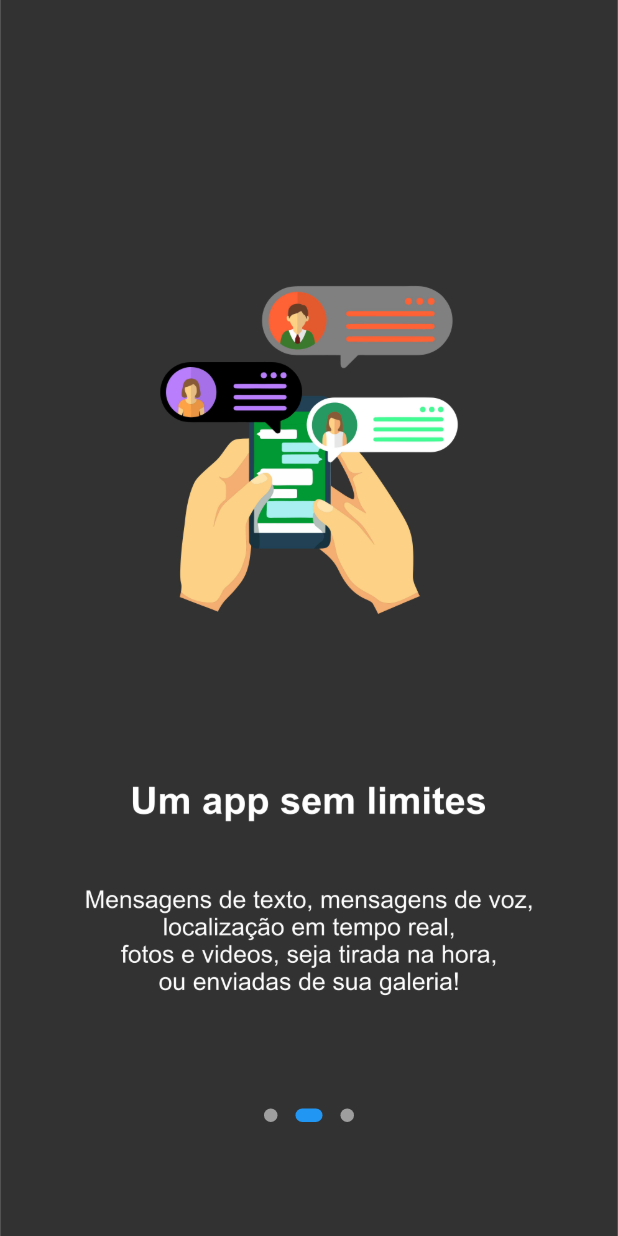
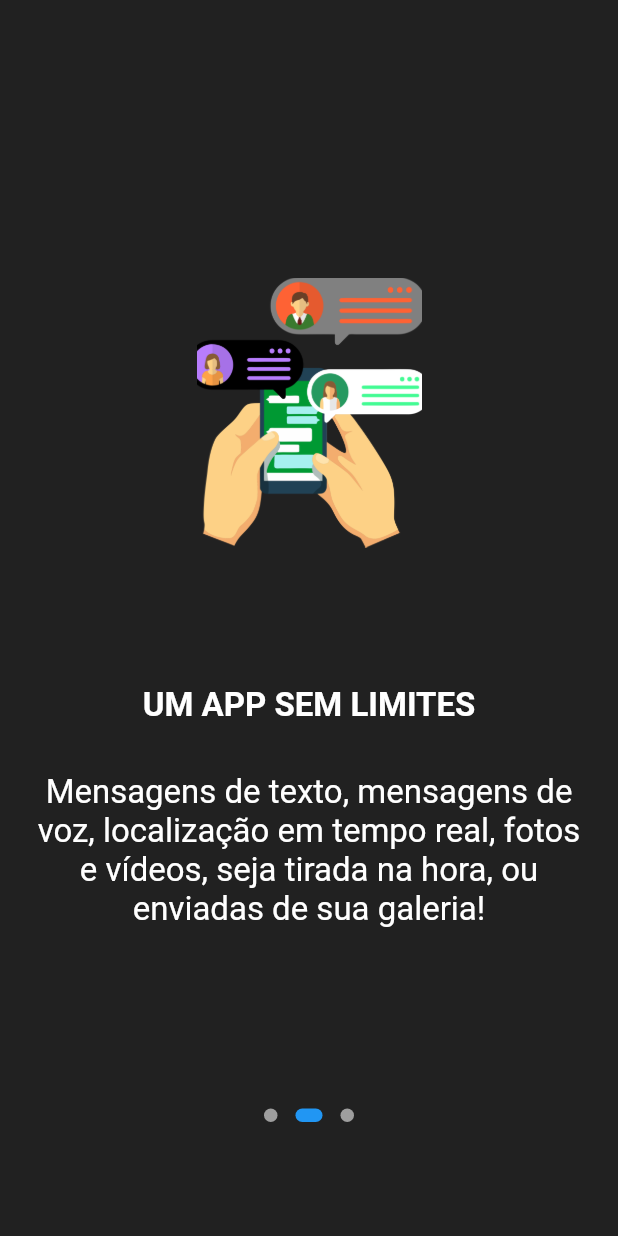
Before and after one commit to Johnatan-Caetano/Chat_ON, a Flutter app: the screen it shows after launch, swiped to page 2, on a phone screen of 412 x 824 dp. Run offline on Flutter 3.47's test engine with Material 2 defaults, Android fonts, the light colour scheme and no system bars; drawn by our look-alikes of dots_indicator; our stand-ins replace cached_network_image, cloud_firestore, cookie_jar, dio, dio_cookie_manager, firebase_auth and 8 more; accounts and stored records are empty.

Commit message:
Correção nos slides de abertura do app

```diff
--- a/firebase_chat_youtube/firebase_chat_youtube/lib/common/routes/pages.dart
+++ b/firebase_chat_youtube/firebase_chat_youtube/lib/common/routes/pages.dart
@@ -20,9 +20,9 @@ class AppPages {
       name: AppRoutes.INITIAL,
       page: () => WelcomePage(),
       binding: WelcomeBinding(),
-      middlewares: [
-        RouteWelcomeMiddleware(priority: 1)
-      ]
+      // middlewares: [
+      //   RouteWelcomeMiddleware(priority: 1)
+      // ]
     ),
 
     GetPage(
--- a/firebase_chat_youtube/firebase_chat_youtube/lib/pages/welcome/view.dart
+++ b/firebase_chat_youtube/firebase_chat_youtube/lib/pages/welcome/view.dart
@@ -32,56 +32,121 @@ WelcomePage({Key? key}): super(key: key);
                 Container(
                   width: double.infinity,
                   height: double.infinity,
-                  decoration: const BoxDecoration(
-                    image: DecorationImage(
-                      fit: BoxFit.fill,
-                      image: AssetImage(
-                      "assets/images/banner1.jpg"
-                    ))
+                  color: Colors.grey[900],
+                  child: Center(
+                    child: Column(
+                      mainAxisAlignment: MainAxisAlignment.center,
+                      children: [
+                        // Widget de imagem
+                        Image.asset(
+                          "assets/images/Chat_On_logo_branco.png",
+                          width: 92,
+                          height: 150,
+                          fit: BoxFit.cover,
+                        ),
+                        SizedBox(height: 100),
+                        // Widget de texto
+                       const Padding(
+                          padding: EdgeInsets.all(12),
+                          child: Center(
+                            child: Text(
+                              'Está pronto(a) para mergulhar em Uma experiência inovadora que irá Transformar a maneira como você Vive a sua vida?',
+                              style: TextStyle(color: Colors.white, fontSize: 22, fontWeight: FontWeight.w500),
+                              textAlign: TextAlign.center,
                             ),
                           ),
+                        ),
+                      ],
+                    ),
+                  ),
+                ),
+
                 Container(
                   width: double.infinity,
                   height: double.infinity,
-                  decoration: const BoxDecoration(
-                    image: DecorationImage(
-                      fit: BoxFit.fill,
-                      image: AssetImage(
-                      "assets/images/banner2.jpg"
-                    ))
+                  color: Colors.grey[900], // Escolha o tom de cinza escuro que você deseja aqui
+                  child: Center(
+                    child: Column(
+                      mainAxisAlignment: MainAxisAlignment.center,
+                      children: [
+                        // Widget de imagem
+                        Image.asset(
+                          "assets/images/banner2.png", // Substitua pelo caminho da sua imagem
+                          width: 150, // Defina a largura desejada da imagem
+                          height: 180, // Defina a altura desejada da imagem
+                          fit: BoxFit.cover, // Defina o ajuste da imagem dentro do espaço
+                        ),
+                        SizedBox(height: 80), // Espaçamento entre a imagem e o texto
+                        // Widget de texto
+                       const Padding(
+                          padding: EdgeInsets.all(12),
+                          child: Center(
+                            child: Text(
+                              'UM APP SEM LIMITES',
+                              style: TextStyle(color: Colors.white, fontSize: 22, fontWeight: FontWeight.w700),
+                              textAlign: TextAlign.center,
                             ),
                           ),
-                Container(
+                        ),
+                        const Padding(
+                          padding: EdgeInsets.all(20),
+                          child: Center(
+                            child: Text(
+                              'Mensagens de texto, mensagens de voz, localização em tempo real, fotos e vídeos, seja tirada na hora, ou enviadas de sua galeria!',
+                              style: TextStyle(color: Colors.white, fontSize: 22),
+                              textAlign: TextAlign.center,
+                            ),
+                          ),
+                        ),
+                      ],
+                    ),
+                  ),
+                ),
+
+                Center(
+                  child: Container(
                     width: double.infinity,
                     height: double.infinity,
-                  decoration: const BoxDecoration(
-                    image: DecorationImage(
-                      fit: BoxFit.fill,
-                      image: AssetImage(
-                      "assets/images/banner3.jpg"
-                    ))
+                    color: Colors.grey[900], // Set the background color to gray
+                    child: Column(
+                      mainAxisAlignment: MainAxisAlignment.center,
+                      children: [
+                        Image.asset(
+                          "assets/images/Chat_On_logo_branco.png", // Substitua pelo caminho da sua imagem
+                          width: 92,
+                          height: 150,
+                          fit: BoxFit.cover,
                         ),
-                  child: Stack(
-                    alignment: Alignment.bottomCenter,
-                    children: [
-                      Positioned(
-                        bottom: 100,
-                        child:ElevatedButton(
+                        SizedBox(height: 80),
+
+                        ElevatedButton(
                           onPressed: () => controller.handleSignIn(),
                           style: ButtonStyle(
-                            backgroundColor: MaterialStateProperty.all(Colors.white),
-                             foregroundColor: MaterialStateProperty.all(Colors.black),
-                             shape: MaterialStateProperty.all(RoundedRectangleBorder(
-                              borderRadius: BorderRadius.circular(10)
-                             )),
+                            backgroundColor: MaterialStateProperty.all(Colors.red),
+                            foregroundColor: MaterialStateProperty.all(Colors.white),
+                            shape: MaterialStateProperty.all(
+                              RoundedRectangleBorder(
+                                borderRadius: BorderRadius.circular(10),
+                              ),
+                            ),
                             side: MaterialStateProperty.all(
-                                const BorderSide(color: Colors.white)
+                              const BorderSide(color: Colors.white),
+                            ),
+                            padding: MaterialStateProperty.all(
+                              EdgeInsets.symmetric(vertical: 16, horizontal: 40), // Adjust the values to change the button size
+                            ),
+                          ),
+                          child: const Text(
+                            "Login/Cadastro",
+                            style: TextStyle(
+                              fontWeight: FontWeight.w700,
+
                             )
                           ),
-                          child: Text("Login"),
-                        )
-                      )
+                        ),
+
                       ],
+                    ),
                   ),
                 ),
               ],
```
Also changed, not shown: firebase_chat_youtube/firebase_chat_youtube/assets/images/Chat_On_logo_branco.png (added), firebase_chat_youtube/firebase_chat_youtube/assets/images/banner2.png (added). Lines whose indentation alone changed are shown as unchanged.
